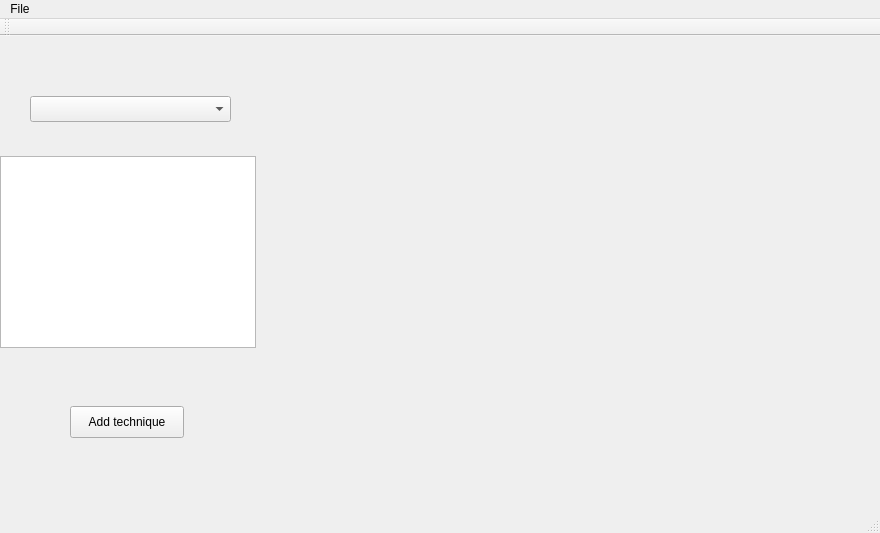
First picture: the form in imago.ui, repository Devesh99/Imago, before the edit.
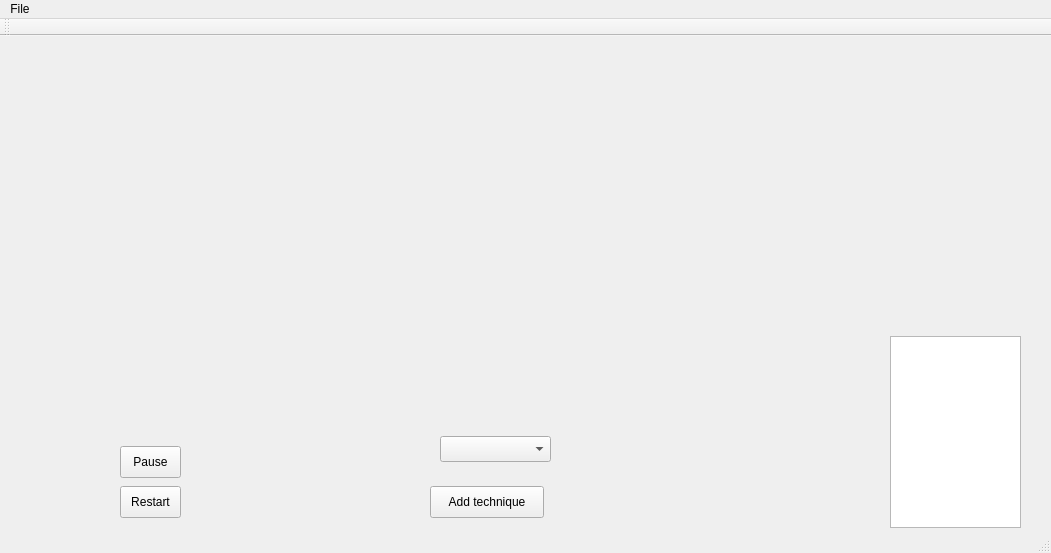
Second picture: the form after the edit.

The edit to the form file:
```diff
--- a/imago.ui
+++ b/imago.ui
@@ -6,8 +6,8 @@
    <rect>
     <x>0</x>
     <y>0</y>
-    <width>880</width>
-    <height>533</height>
+    <width>1051</width>
+    <height>553</height>
    </rect>
   </property>
   <property name="windowTitle">
@@ -17,10 +17,10 @@
    <widget class="QLabel" name="LabelInput">
     <property name="geometry">
      <rect>
-      <x>270</x>
-      <y>60</y>
-      <width>261</width>
-      <height>221</height>
+      <x>110</x>
+      <y>30</y>
+      <width>371</width>
+      <height>311</height>
      </rect>
     </property>
     <property name="text">
@@ -30,10 +30,10 @@
    <widget class="QLabel" name="LabelOutput">
     <property name="geometry">
      <rect>
-      <x>590</x>
-      <y>60</y>
-      <width>261</width>
-      <height>221</height>
+      <x>500</x>
+      <y>30</y>
+      <width>371</width>
+      <height>311</height>
      </rect>
     </property>
     <property name="text">
@@ -43,9 +43,9 @@
    <widget class="QListWidget" name="techniquesListWidget">
     <property name="geometry">
      <rect>
-      <x>0</x>
-      <y>120</y>
-      <width>256</width>
+      <x>890</x>
+      <y>300</y>
+      <width>131</width>
       <height>192</height>
      </rect>
     </property>
@@ -79,9 +79,9 @@
    <widget class="QComboBox" name="AddTechniquesComboBox">
     <property name="geometry">
      <rect>
-      <x>30</x>
-      <y>60</y>
-      <width>201</width>
+      <x>440</x>
+      <y>400</y>
+      <width>111</width>
       <height>26</height>
      </rect>
     </property>
@@ -89,8 +89,8 @@
    <widget class="QPushButton" name="AddTechnique">
     <property name="geometry">
      <rect>
-      <x>70</x>
-      <y>370</y>
+      <x>430</x>
+      <y>450</y>
       <width>114</width>
       <height>32</height>
      </rect>
@@ -99,13 +99,39 @@
      <string>Add technique</string>
     </property>
    </widget>
+   <widget class="QPushButton" name="PauseTimer">
+    <property name="geometry">
+     <rect>
+      <x>120</x>
+      <y>410</y>
+      <width>61</width>
+      <height>32</height>
+     </rect>
+    </property>
+    <property name="text">
+     <string>Pause</string>
+    </property>
+   </widget>
+   <widget class="QPushButton" name="RestartTimer">
+    <property name="geometry">
+     <rect>
+      <x>120</x>
+      <y>450</y>
+      <width>61</width>
+      <height>32</height>
+     </rect>
+    </property>
+    <property name="text">
+     <string>Restart</string>
+    </property>
+   </widget>
   </widget>
   <widget class="QMenuBar" name="menuBar">
    <property name="geometry">
     <rect>
      <x>0</x>
      <y>0</y>
-     <width>880</width>
+     <width>1051</width>
      <height>22</height>
     </rect>
    </property>
```
Left out of the diff: 35 changed lines with no effect on the pictures.
